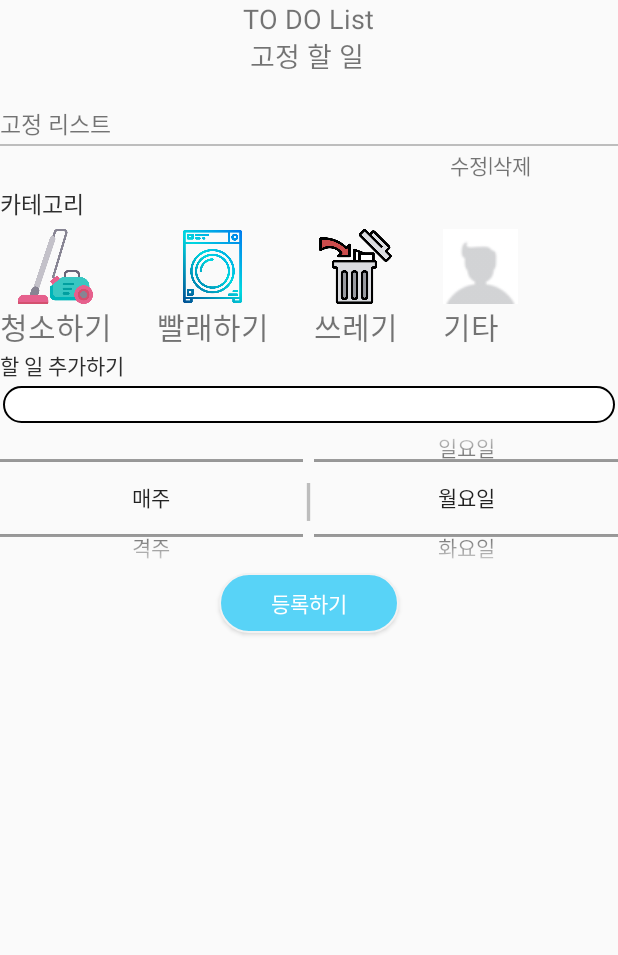
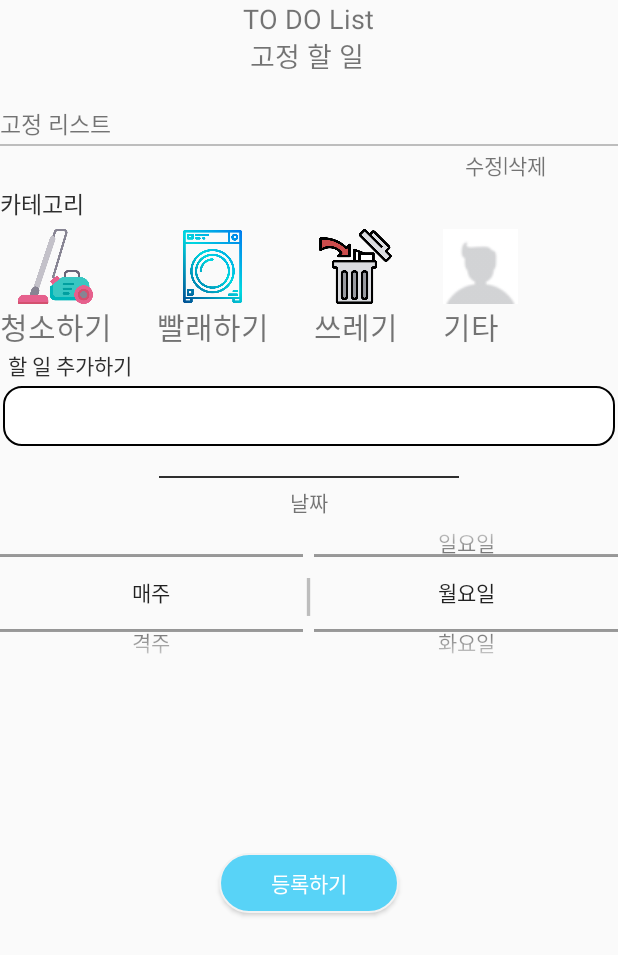
Before and after one commit to appsoluteTeam/MaLive_org, an Android app: the fragment ToDoWriteFragment2 shown on its own in the app's theme, on a phone screen of 412 x 824 dp. Shown: the top 955 px of the screen. Run offline under Robolectric (Android 15) with nearby library versions, the light colour scheme and no system bars; our stand-ins replace Volley.

Commit message:
날짜정렬, 투두리스트 디데이별로 묶기

```diff
--- a/app/src/main/java/com/abbsolute/ma_livu/ToDoList/ToDoWriteFragment.java
+++ b/app/src/main/java/com/abbsolute/ma_livu/ToDoList/ToDoWriteFragment.java
@@ -221,6 +221,7 @@ public class ToDoWriteFragment extends Fragment implements OnBackPressedListener
         insertData("todoInfo",toDoInfo);
 
         //파이어베이스에 카테고리 클릭 할 때 마다 특정 점수 올라가는 코드 작성
+
     }
     final static int req1=1;
     public String a = "0"; // initialize this globally at the top of your class.
--- a/app/src/main/java/com/abbsolute/ma_livu/ToDoList/ToDoWriteFragment2.java
+++ b/app/src/main/java/com/abbsolute/ma_livu/ToDoList/ToDoWriteFragment2.java
@@ -169,6 +169,11 @@ public class ToDoWriteFragment2 extends Fragment {
             formatter = new SimpleDateFormat("yyyy-MM-dd", Locale.KOREA);
         }
         String date=formatter.format(systemTime);
+        String dates[]=date.split("-");
+        String dYear=dates[0];
+        String dMonth=dates[1];
+        String dDay=dates[2];
+        date=dYear+"년"+dMonth+"월"+dDay+"일";
         String dDate=date;
         ToDoInfo toDoInfo=new ToDoInfo(data,detailData,date,dDate, R.drawable.todo_border2);
         insertData("todoInfo",toDoInfo);
--- a/app/src/main/res/drawable/edit_black.xml
+++ b/app/src/main/res/drawable/edit_black.xml
@@ -9,8 +9,8 @@
         android:width="2px"
         android:color="#FF000000" />
     <corners
-        android:bottomLeftRadius="20dp"
-        android:bottomRightRadius="20dp"
-        android:topLeftRadius="20dp"
-        android:topRightRadius="20dp" />
+        android:bottomLeftRadius="12dp"
+        android:bottomRightRadius="12dp"
+        android:topLeftRadius="12dp"
+        android:topRightRadius="12dp" />
 </shape>
--- a/app/src/main/res/layout/fragment_todo.xml
+++ b/app/src/main/res/layout/fragment_todo.xml
@@ -37,7 +37,7 @@
                 android:text="ToDoList"
                 android:textSize="17sp"
                 android:layout_marginBottom="5sp"
-                android:layout_marginStart="10sp">
+                android:layout_marginLeft="10sp">
             </TextView>
             <androidx.recyclerview.widget.RecyclerView
                 android:layout_width="match_parent"
--- a/app/src/main/res/layout/todo_activity_write.xml
+++ b/app/src/main/res/layout/todo_activity_write.xml
@@ -34,8 +34,9 @@
             android:textSize="20sp">
         </TextView>
         <EditText
+            android:layout_marginTop="3sp"
             android:layout_width="380dp"
-            android:layout_height="wrap_content"
+            android:layout_height="40sp"
             android:id="@+id/write_todo"
             android:layout_gravity="center"
             android:background="@drawable/edit_black">
@@ -128,7 +129,7 @@
         </NumberPicker>
     </LinearLayout>
     <Button
-        android:layout_marginTop="50sp"
+        android:layout_marginTop="150sp"
         android:layout_width="120sp"
         android:layout_height="wrap_content"
         android:id="@+id/store"
--- a/app/src/main/res/layout/todo_activity_write2.xml
+++ b/app/src/main/res/layout/todo_activity_write2.xml
@@ -36,7 +36,7 @@
             android:layout_height="wrap_content"
             android:text="수정"
             android:layout_gravity="end"
-            android:layout_marginStart="300sp">
+            android:layout_marginLeft="310sp">
         </TextView>
         <TextView
             android:layout_width="wrap_content"
@@ -58,7 +58,6 @@
         android:textSize="15sp"
         android:textColor="#2E2E2E">
     </TextView>
-
     <androidx.recyclerview.widget.RecyclerView
         android:id="@+id/todo_list_category2"
         android:layout_width="match_parent"
@@ -66,6 +65,7 @@
         android:layout_marginTop="5sp">
     </androidx.recyclerview.widget.RecyclerView>
     <TextView
+        android:layout_marginLeft="5sp"
         android:layout_width="wrap_content"
         android:layout_height="wrap_content"
         android:text="할 일 추가하기"
@@ -77,11 +77,25 @@
         android:layout_marginEnd="2sp"
         android:layout_marginTop="3sp"
         android:layout_width="match_parent"
-        android:layout_height="wrap_content"
+        android:layout_height="40sp"
         android:id="@+id/todo_write2"
         android:layout_gravity="center"
         android:background="@drawable/edit_black">
     </EditText>
+    <View
+        android:layout_marginTop="20sp"
+        android:layout_width="200sp"
+        android:layout_height="1sp"
+        android:background="#2E2E2E"
+        android:layout_gravity="center">
+    </View>
+    <TextView
+        android:layout_marginTop="5sp"
+        android:layout_width="wrap_content"
+        android:layout_height="wrap_content"
+        android:text="날짜"
+        android:layout_gravity="center">
+    </TextView>
     <LinearLayout
         android:layout_width="match_parent"
         android:layout_height="100sp">
@@ -108,6 +122,7 @@
         </NumberPicker>
     </LinearLayout>
     <Button
+        android:layout_marginTop="123sp"
         android:layout_width="120sp"
         android:layout_height="40sp"
         android:id="@+id/write"
@@ -115,6 +130,6 @@
         android:text="등록하기"
         android:background="@drawable/button_background"
         android:textColor="#FFFFFF"
-        android:layout_marginBottom="15sp">
+        android:layout_marginBottom="10sp">
     </Button>
 </LinearLayout>
--- a/app/src/main/res/layout/todolist.xml
+++ b/app/src/main/res/layout/todolist.xml
@@ -4,7 +4,7 @@
     android:orientation="vertical"
     android:layout_width="match_parent"
     android:layout_height="wrap_content"
-    android:layout_marginBottom="10sp">
+    android:layout_marginBottom="3sp">
     <TextView
         android:layout_width="wrap_content"
         android:layout_height="wrap_content"
@@ -15,7 +15,7 @@
         android:layout_width="match_parent"
         android:layout_height="wrap_content"
         android:id="@+id/todo_detail_frame"
-        android:layout_marginTop="30sp">
+        android:layout_marginTop="25sp">
         <TextView
             android:layout_marginRight="9dp"
             android:layout_width="match_parent"
@@ -41,7 +41,7 @@
         android:layout_width="match_parent"
         android:layout_height="wrap_content"
         android:id="@+id/todo_frame"
-        android:layout_marginTop="30sp">
+        android:layout_marginTop="25sp">
         <TextView
             android:layout_width="140dp"
             android:layout_height="45dp"
```
Also changed, not shown: app/src/main/java/com/abbsolute/ma_livu/ToDoList/ToDoAdapter.java (+6 -1 lines), app/src/main/java/com/abbsolute/ma_livu/ToDoList/ToDoFragment.java (+26 -2 lines).
